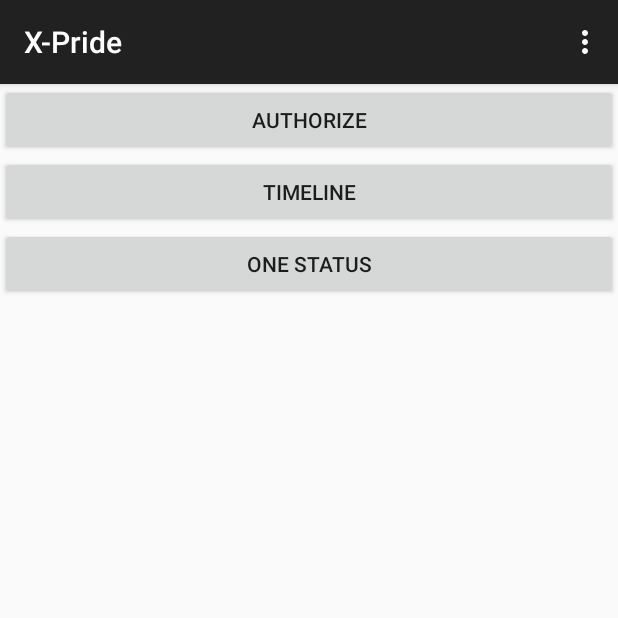
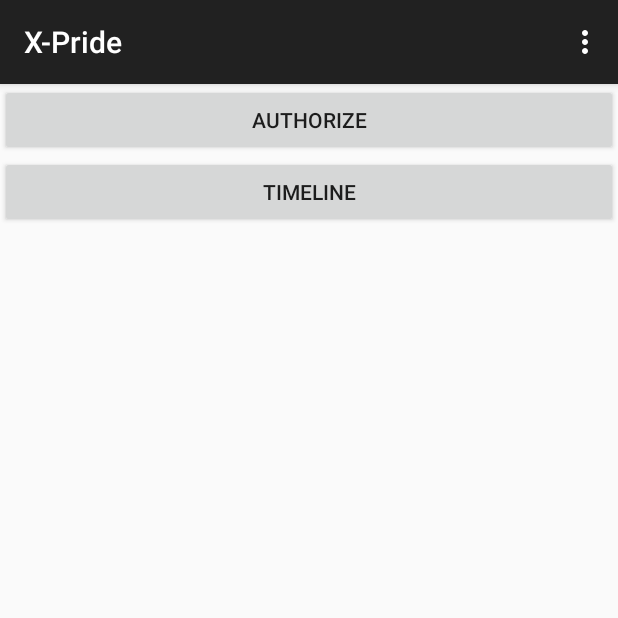
Before and after one commit to hancockli/X-Pride, an Android app: the screen it shows after launch (MainActivity), on a phone screen of 412 x 824 dp, the top half of it. Run offline under Robolectric (Android 15) with nearby library versions, the phone set to English and light mode, and no system bars; our stand-ins replace ButterKnife; libraries missing offline, so code that uses them is left out: com.orhanobut.logger; 1 statement that could not run was skipped.

```diff
--- a/app/src/main/java/com/coderhanxin/xpride/ui/custom_views/StatusCardLayout.java
+++ b/app/src/main/java/com/coderhanxin/xpride/ui/custom_views/StatusCardLayout.java
@@ -71,7 +71,7 @@ public class StatusCardLayout extends FrameLayout {
         mText.setText(text);
     }
 
-    public ImageView getmProfileImageView() {
+    public ImageView getProfileImageView() {
         return mProfileImageView;
     }
 }
--- a/app/src/main/res/layout/activity_main.xml
+++ b/app/src/main/res/layout/activity_main.xml
@@ -18,10 +18,4 @@
         android:layout_width="match_parent"
         android:layout_height="wrap_content"
         android:text="timeline" />
-
-    <Button
-        android:id="@+id/oneStatus_btn"
-        android:layout_width="match_parent"
-        android:layout_height="wrap_content"
-        android:text="one status" />
 </LinearLayout>
```
Also changed, not shown: app/src/main/java/com/coderhanxin/xpride/ui/timeline/FriendsTimelineActivity.java (+7 -8 lines), 1 other file.
